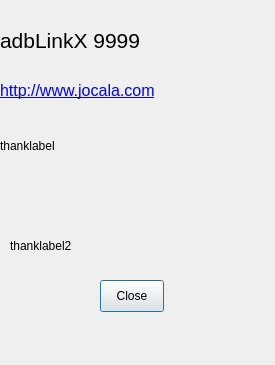
Before: the Qt Designer form about.ui in Eliminater74/adblink, drawn with Qt 5.
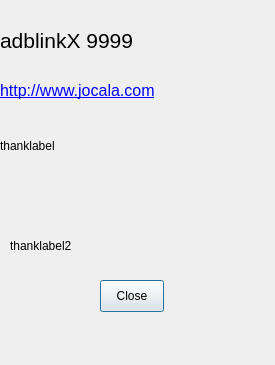
After: the same form once the commit is applied. Icons and pictures are not drawn.

Diff of the .ui file:
```diff
--- a/about.ui
+++ b/about.ui
@@ -127,7 +127,7 @@
     </font>
    </property>
    <property name="text">
-    <string>adbLinkX 9999</string>
+    <string>adblinkX 9999</string>
    </property>
    <property name="textFormat">
     <enum>Qt::PlainText</enum>
```
